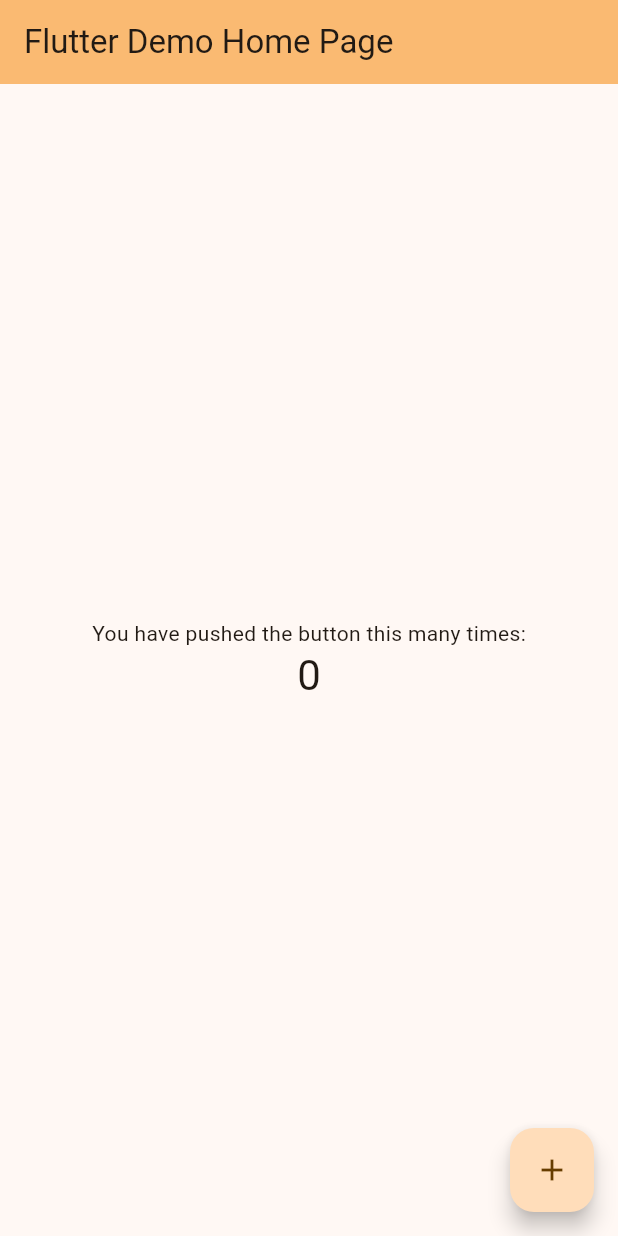
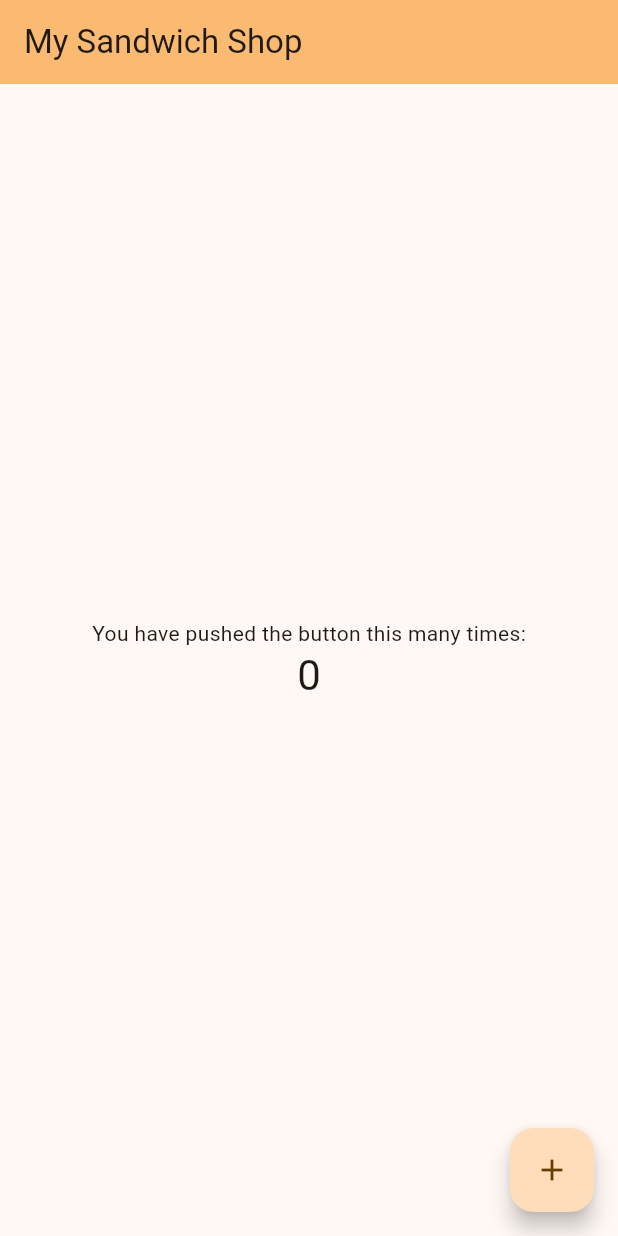
Before and after one commit to FM41/sandwich_shop, a Flutter app: the screen it shows after launch, on a phone screen of 412 x 824 dp. Run offline on Flutter 3.47's test engine with Material 3 defaults, Android fonts, the phone set to English and light mode, and no system bars.

Commit message:
title change

```diff
--- a/lib/main.dart
+++ b/lib/main.dart
@@ -11,7 +11,7 @@ class MyApp extends StatelessWidget {
   @override
   Widget build(BuildContext context) {
     return MaterialApp(
-      title: 'Flutter Demo',
+      title: 'Sandwich Shop App',
       theme: ThemeData(
         // This is the theme of your application.
         //
@@ -30,7 +30,7 @@ class MyApp extends StatelessWidget {
         // tested with just a hot reload.
         colorScheme: ColorScheme.fromSeed(seedColor: Colors.orangeAccent),
       ),
-      home: const MyHomePage(title: 'Flutter Demo Home Page'),
+      home: const MyHomePage(title: 'My Sandwich Shop'),
     );
   }
 }
```
